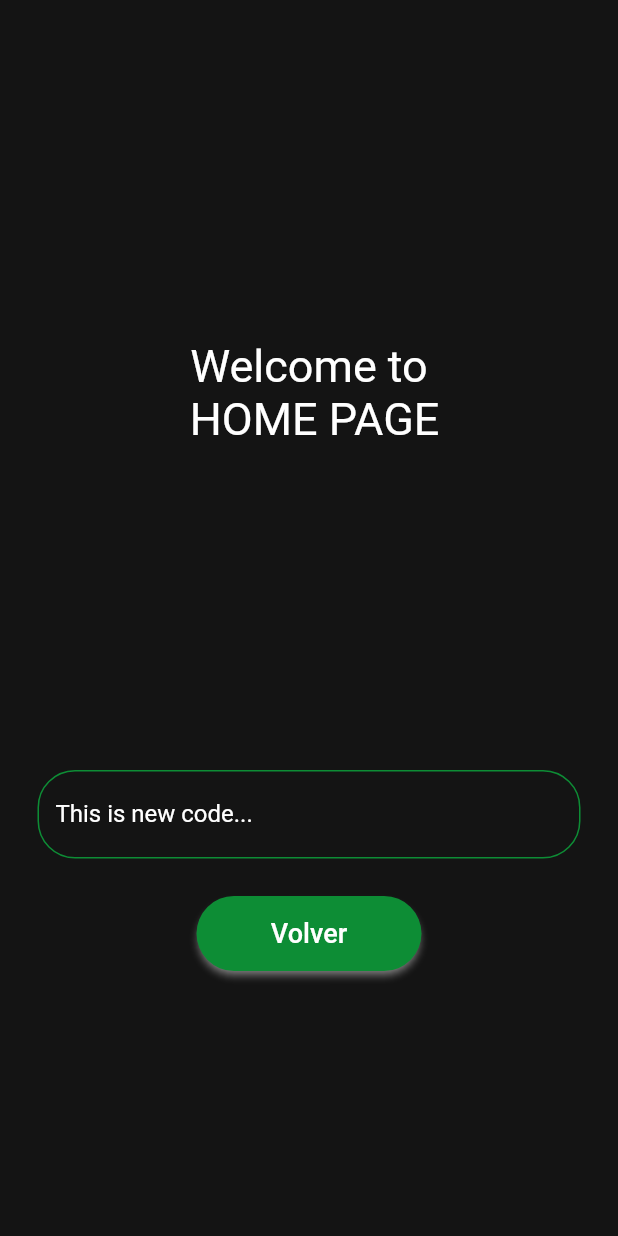
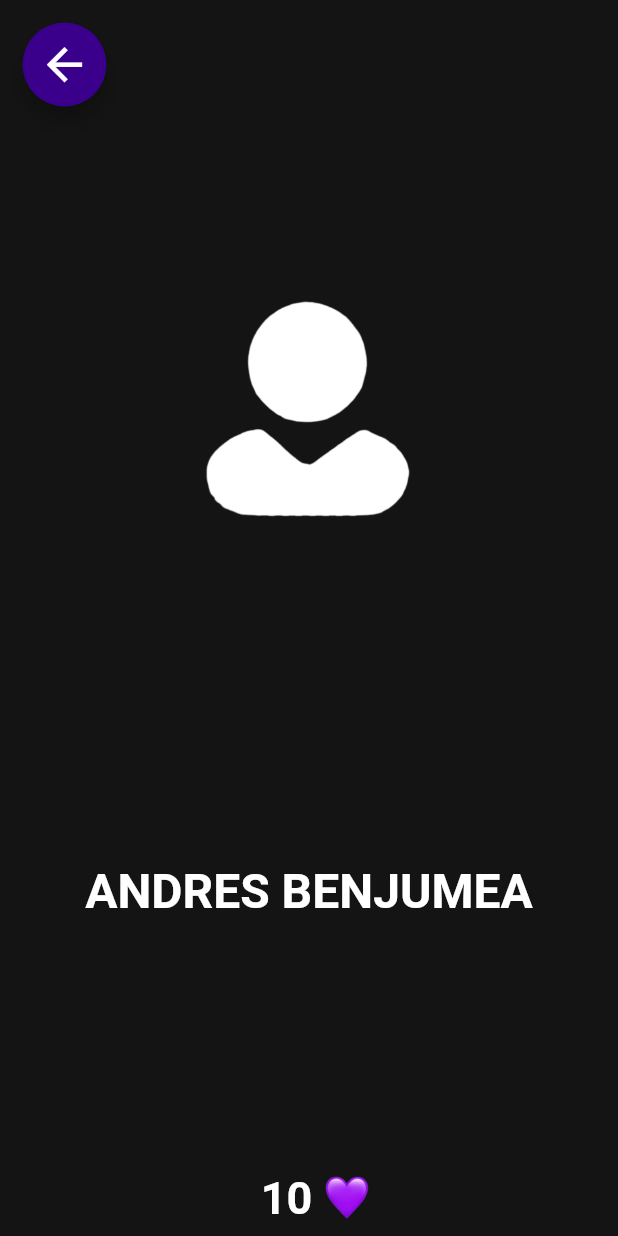
Before and after one commit to JuanA1525/Story_Maker, a Flutter app: the screen it shows after launch, after a tap on "LOGIN", on a phone screen of 412 x 824 dp. Run offline on Flutter 3.47's test engine with Material 2 defaults, Android fonts, the phone set to English and light mode, and no system bars.

Commit message:
feat: Main User_Page Elements. fix: Login_Page Text Input background and border fix

```diff
--- a/lib/home_page.dart
+++ /dev/null
@@ -1,84 +0,0 @@
-import 'package:flutter/material.dart';
-
-import 'login_page.dart';
-
-// ignore: camel_case_types
-class home_page extends StatelessWidget {
-  const home_page({super.key});
-
-  @override
-Widget build(BuildContext context) {
-    return Scaffold(
-      backgroundColor: const Color(0xFF141414),
-      body: Column(
-        mainAxisAlignment: MainAxisAlignment.center,
-        children: [
-          const Spacer(),
-          const Padding(
-            padding:  EdgeInsets.only(
-              left: 50,
-              right: 50,
-              top: 50,
-              bottom: 15
-            ),
-            child:  Text("Welcome to\n HOME PAGE",
-            textAlign:  TextAlign.center,
-            style: TextStyle(
-              fontSize: 30,
-              color: Color(0xffFFFFFF)
-            ),
-            ),
-          ),
-          const Spacer(),
-          Padding(
-            padding: const EdgeInsets.all(25),
-            child: TextFormField(
-              style: const TextStyle(color: Color(0xffFFFFFF)),
-              decoration: const InputDecoration(
-                labelText: "This is new code...",
-                labelStyle: TextStyle(color: Color(0xffFFFFFF)),
-                enabledBorder: OutlineInputBorder(
-                  borderSide: BorderSide(color: Color.fromARGB(255, 13, 141, 53)),
-                  borderRadius: BorderRadius.all(Radius.circular(25))
-                ),
-                focusedBorder: OutlineInputBorder(
-                  borderSide: BorderSide(color: Color.fromARGB(255, 3, 67, 23))
-                ),
-              ),
-            ),
-          ),
-          SizedBox(
-            height: 50,
-            width: 150,
-            child: ElevatedButton(
-              onPressed: () {
-                Navigator.push(
-                  context,
-                  MaterialPageRoute(
-                    builder: (context) => const login_page(),
-                  ),
-                );
-              },
-              style: ElevatedButton.styleFrom(
-                shadowColor: const Color(0xffFFFFFF),
-                shape: const RoundedRectangleBorder(
-                  borderRadius: BorderRadius.all(Radius.circular(25))
-                ),
-                backgroundColor: const Color(0xff0d8d35)
-                ),
-                child: const Text(
-                  "Volver",
-                  style: TextStyle(
-                    fontSize: 18,
-                    color: Color(0xffFFFFFF)
-                  )
-              ),
-            )
-
-          ),
-          const Spacer(),
-        ],
-      ),
-    );
-  }
-}
--- a/lib/login_page.dart
+++ b/lib/login_page.dart
@@ -1,5 +1,5 @@
 import 'package:flutter/material.dart';
-import 'home_page.dart';
+import 'user_page.dart';
 
 // ignore: camel_case_types
 class login_page extends StatelessWidget {
@@ -29,22 +29,28 @@ class login_page extends StatelessWidget {
             const Spacer(),
             Padding(
               padding: const EdgeInsets.only(left: 50, right: 50, bottom: 15, top: 50),
-              child: Container(
+              child: SizedBox(
                 height: 45,
                 width: 250,
-                decoration: BoxDecoration(
-                  color: Colors.white,
-                  borderRadius: BorderRadius.circular(25),
-                  border: Border.all(color: const Color(0xFF5100C2)),
-                ),
                 child: Padding(
                   padding: const EdgeInsets.symmetric(horizontal: 16),
                   child: TextFormField(
                     style: const TextStyle(color: Color(0xFF37004B)),
                     decoration: const InputDecoration(
-                      labelText: "Access Code...",
-                      labelStyle: TextStyle(color: Color(0xFF37004B)),
-                      border: InputBorder.none,
+                      filled: true,
+                      fillColor: Color(0xffFFFFFF),
+                      labelText: "Access Code",
+                      labelStyle: TextStyle(color: Color(0xFF37004B),
+                      backgroundColor: Color(0xffFFFFFF),
+                      fontSize: 18
+                      ),
+                      enabledBorder: OutlineInputBorder(
+                        borderSide: BorderSide(color: Color(0xFF37004B)),
+                        borderRadius: BorderRadius.all(Radius.circular(25))
+                      ),
+                      focusedBorder: OutlineInputBorder(
+                        borderSide: BorderSide(color: Color(0xFF37004B))
+                      )
                     ),
                   ),
                 ),
@@ -60,7 +66,7 @@ class login_page extends StatelessWidget {
                     Navigator.push(
                       context,
                       MaterialPageRoute(
-                        builder: (context) => const home_page(),
+                        builder: (context) => const user_page(),
                       ),
                     );
                   },
@@ -87,6 +93,7 @@ class login_page extends StatelessWidget {
               fit: BoxFit.cover,
             ),
             const Spacer(),
+
           ],
         ),
       ),
--- /dev/null
+++ b/lib/user_page.dart
@@ -0,0 +1,92 @@
+import 'package:flutter/foundation.dart';
+import 'package:flutter/material.dart';
+
+
+// ignore: camel_case_types
+class user_page extends StatelessWidget {
+  const user_page({super.key});
+
+  @override
+  Widget build(BuildContext context) {
+    return Scaffold(
+      backgroundColor: const Color(0xff141414),
+      body: Center(
+        child: Stack(
+
+          children: [
+            Positioned(
+              top: 0,
+              left: 0,
+              child: Padding(
+                padding: const EdgeInsets.all(15.0),
+                child: FloatingActionButton(
+                  backgroundColor: const Color(0xFF3A008C),
+                  onPressed: () {},
+                  child: const Icon(
+                    Icons.arrow_back,
+                    size: 35,
+                    color: Colors.white,
+                  ),
+                ),
+              ),
+            ),
+            Center(
+              child: Column(
+                mainAxisAlignment: MainAxisAlignment.center,
+                children: [
+                  const Spacer(),
+                  Padding(
+                    padding: const EdgeInsets.fromLTRB(0,0,0,0),
+                    child: Image.asset(
+                      'assets/userImage.png',
+                      height: 225,
+                      width: 225
+                      ),
+                  ),
+                  const Spacer(),
+                  const Padding(
+                    padding: EdgeInsets.fromLTRB(50, 30, 50, 0),
+                    child: Text(
+                      "ANDRES BENJUMEA",
+                      textAlign: TextAlign.center,
+                      style: TextStyle(
+                        fontSize: 32,
+                        fontWeight: FontWeight.bold,
+                        color: Color(0xffFFFFFF),
+                      ),
+                    ),
+                  ),
+                  const Spacer(),
+                  Padding(
+                    padding: const EdgeInsets.fromLTRB(0, 0, 0, 0),
+                    child: Row(
+                      mainAxisAlignment: MainAxisAlignment.center,
+                      children: [
+                        const Padding(
+                          padding: EdgeInsets.all(8.0),
+                          child: Text(
+                            "10",
+                            style: TextStyle(
+                              fontSize: 30,
+                              color: Color(0xffFFFFFF),
+                              fontWeight: FontWeight.bold
+                            ),
+                          ),
+                        ),
+                        Image.asset(
+                          'assets/purpleHeart.png',
+                          height: 30,
+                          width: 30
+                        )
+                      ],
+                    )
+                  )
+                ],
+              ),
+            ),
+          ],
+        ),
+      ),
+    );
+  }
+}
--- a/pubspec.yaml
+++ b/pubspec.yaml
@@ -21,3 +21,5 @@ flutter:
   assets:
     - assets/loginPageImage.png
     - assets/carrito.jpg
+    - assets/userImage.png
+    - assets/purpleHeart.png
```
Also changed, not shown: assets/purpleHeart.png (added), assets/userImage.png (added).
